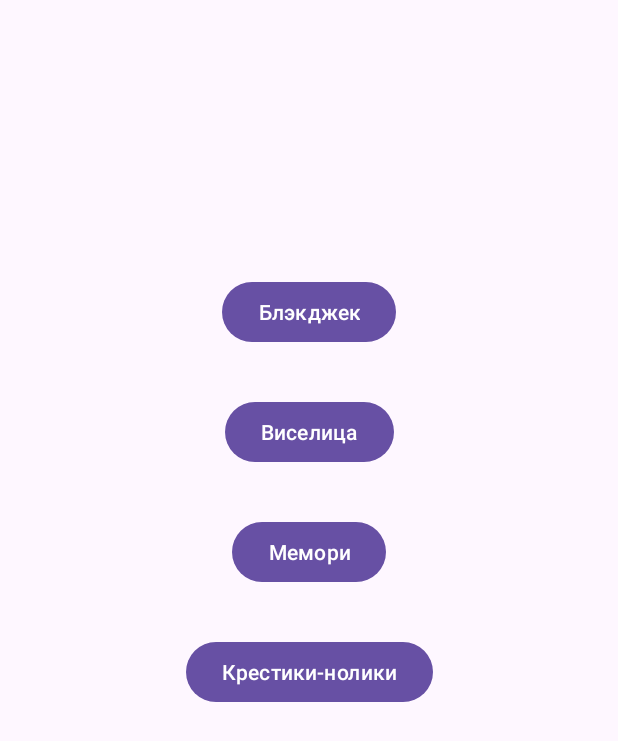
After one commit to RanisMurza/-Game-Library, an Android app: the MenuFragment screen opened through its navigation route, on a phone screen of 412 x 824 dp. The commit adds this screen. Shown: the top 741 px of the screen. Run offline under Robolectric (Android 15) with nearby library versions, the phone set to English and light mode, and no system bars.

Commit message:
added navigation through fragments

```diff
--- a/game_library/app/src/main/AndroidManifest.xml
+++ b/game_library/app/src/main/AndroidManifest.xml
@@ -22,7 +22,6 @@
                 <category android:name="android.intent.category.LAUNCHER" />
             </intent-filter>
         </activity>
-        <activity android:name=".MenuActivity"/>
     </application>
 
 </manifest>
--- a/game_library/app/src/main/java/com/ranis/game_library/MainActivity.kt
+++ b/game_library/app/src/main/java/com/ranis/game_library/MainActivity.kt
@@ -14,11 +14,6 @@ class MainActivity : AppCompatActivity() {
         super.onCreate(savedInstanceState)
         setContentView(R.layout.activity_main)
         binding = ActivityMainBinding.inflate(layoutInflater)
-        val button = findViewById<Button>(R.id.buttonMain)
-        button.setOnClickListener {
-            val intent = Intent(this, MenuActivity::class.java)
-            startActivity(intent)
-        }
     }
 
     override fun onDestroy() {
--- /dev/null
+++ b/game_library/app/src/main/java/com/ranis/game_library/MainFragment.kt
@@ -0,0 +1,26 @@
+package com.ranis.game_library
+
+import android.os.Bundle
+import android.view.View
+import android.widget.Button
+import androidx.fragment.app.Fragment
+import androidx.navigation.fragment.findNavController
+import com.ranis.game_library.databinding.FragmentMainBinding
+
+class MainFragment : Fragment(R.layout.fragment_main) {
+    private var binding: FragmentMainBinding? = null
+
+    override fun onViewCreated(view: View, savedInstanceState: Bundle?) {
+        super.onViewCreated(view, savedInstanceState)
+        binding = FragmentMainBinding.bind(view)
+        val button = view.findViewById<Button>(R.id.button)
+        button?.setOnClickListener{
+            findNavController().navigate(R.id.action_mainFragment_to_menuFragment)
+        }
+    }
+
+    override fun onDestroyView() {
+        super.onDestroyView()
+        binding = null
+    }
+}
--- /dev/null
+++ b/game_library/app/src/main/java/com/ranis/game_library/MenuFragment.kt
@@ -0,0 +1,20 @@
+package com.ranis.game_library
+
+import android.os.Bundle
+import android.view.View
+import androidx.fragment.app.Fragment
+import com.ranis.game_library.databinding.FragmentMenuBinding
+
+class MenuFragment : Fragment(R.layout.fragment_menu) {
+    private var binding: FragmentMenuBinding? = null
+
+    override fun onViewCreated(view: View, savedInstanceState: Bundle?) {
+        super.onViewCreated(view, savedInstanceState)
+        binding = FragmentMenuBinding.bind(view)
+    }
+
+    override fun onDestroyView() {
+        super.onDestroyView()
+        binding = null
+    }
+}
--- a/game_library/app/src/main/res/layout/activity_main.xml
+++ b/game_library/app/src/main/res/layout/activity_main.xml
@@ -7,15 +7,14 @@
     android:layout_height="match_parent"
     tools:context=".MainActivity">
 
-    <Button
-        android:id="@+id/buttonMain"
-        android:layout_width="wrap_content"
-        android:layout_height="wrap_content"
-        app:layout_constraintTop_toTopOf="parent"
-        app:layout_constraintBottom_toBottomOf="parent"
-        app:layout_constraintStart_toStartOf="parent"
-        app:layout_constraintEnd_toEndOf="parent"
-        android:text="@string/play"
+    <androidx.fragment.app.FragmentContainerView
+        android:id="@+id/container"
+        android:name="androidx.navigation.fragment.NavHostFragment"
+        android:layout_width="match_parent"
+        android:layout_height="match_parent"
+        app:defaultNavHost="true"
+        app:navGraph="@navigation/main_graph"
         />
 
+
 </androidx.constraintlayout.widget.ConstraintLayout>
--- a/game_library/app/src/main/res/layout/activity_menu.xml
+++ b/game_library/app/src/main/res/layout/fragment_menu.xml
@@ -1,10 +1,13 @@
 <?xml version="1.0" encoding="utf-8"?>
-<androidx.constraintlayout.widget.ConstraintLayout xmlns:android="http://schemas.android.com/apk/res/android"
+<androidx.constraintlayout.widget.ConstraintLayout
+    xmlns:tools="http://schemas.android.com/tools"
+    xmlns:android="http://schemas.android.com/apk/res/android"
     android:layout_width="match_parent"
     android:layout_height="match_parent"
     xmlns:app="http://schemas.android.com/apk/res-auto"
-    xmlns:tools="http://schemas.android.com/tools"
-    tools:context=".MenuActivity">
+    tools:context=".MenuFragment"
+    >
+
 
     <Button
         android:id="@+id/button_1"
--- /dev/null
+++ b/game_library/app/src/main/res/navigation/main_graph.xml
@@ -0,0 +1,24 @@
+<?xml version="1.0" encoding="utf-8"?>
+<navigation xmlns:android="http://schemas.android.com/apk/res/android"
+    xmlns:app="http://schemas.android.com/apk/res-auto"
+    xmlns:tools="http://schemas.android.com/tools"
+    android:id="@+id/main_graph"
+    app:startDestination="@id/mainFragment">
+
+    <fragment
+        android:id="@+id/menuFragment"
+        android:name="com.ranis.game_library.MenuFragment"
+        android:label="fragment_menu"
+        tools:layout="@layout/fragment_menu"
+        />
+
+    <fragment
+        android:id="@+id/mainFragment"
+        android:name="com.ranis.game_library.MainFragment"
+        android:label="fragment_main"
+        tools:layout="@layout/fragment_main" >
+        <action
+            android:id="@+id/action_mainFragment_to_menuFragment"
+            app:destination="@id/menuFragment" />
+    </fragment>
+</navigation>
```
Also changed, not shown: game_library/app/src/main/java/com/ranis/game_library/MenuActivity.kt (deleted, +0 -22 lines), game_library/app/src/main/res/layout/fragment_main.xml (added, +19 -0 lines).
